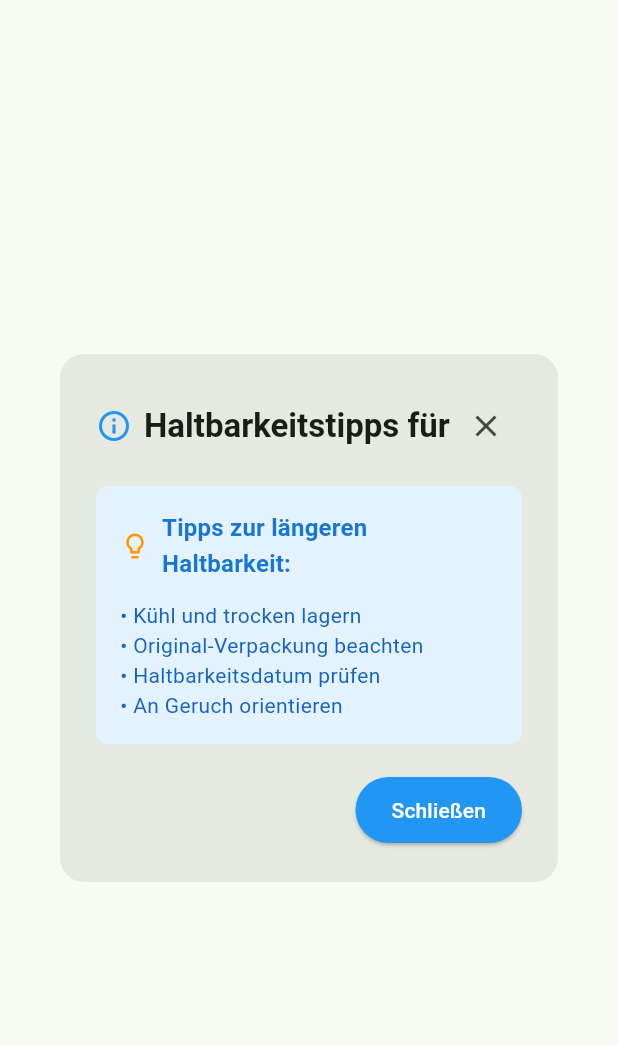
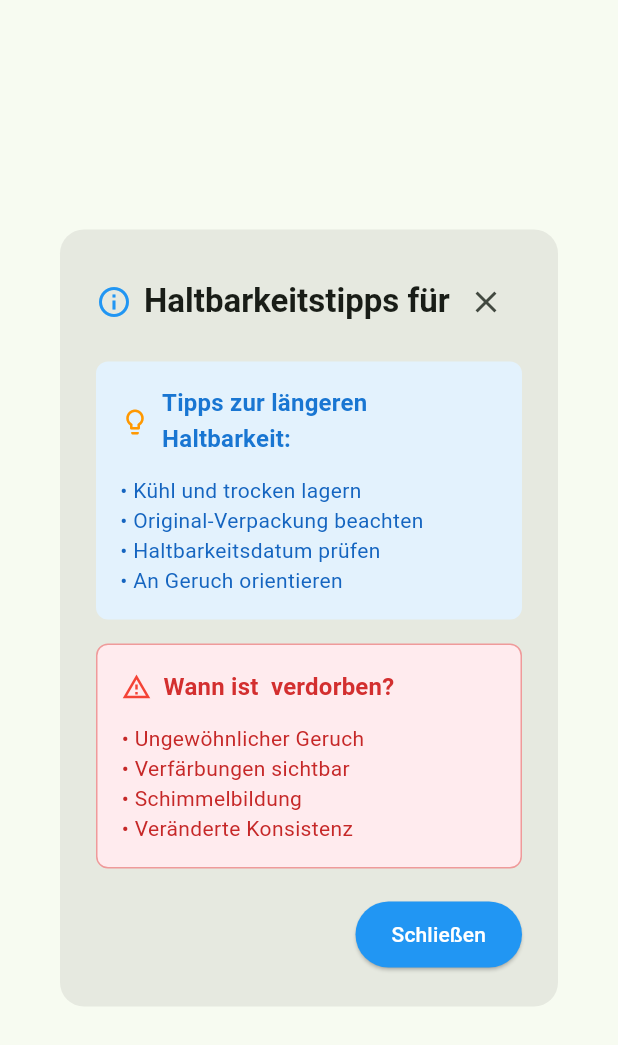
Before and after one commit to Soulbrot1/essensretter, a Flutter app: the FoodTipsDialog widget shown alone on an empty page, opened directly with empty values, on a phone screen of 412 x 824 dp. Shown: the top 1045 px of the screen. Run offline on Flutter 3.47's test engine with Material 3 defaults, Android fonts, the phone set to English and light mode, and no system bars; our stand-ins replace dartz, equatable, flutter_bloc, flutter_dotenv, get_it, permission_handler and 2 more; accounts and stored records are empty; network calls fail.

Commit message:
verdorbenheitsinfos

```diff
--- a/lib/features/food_tracking/data/datasources/food_tips_service.dart
+++ b/lib/features/food_tracking/data/datasources/food_tips_service.dart
@@ -5,6 +5,7 @@ import 'package:http/http.dart' as http;
 
 abstract class FoodTipsService {
   Future<String> getFoodStorageTips(String foodName);
+  Future<String> getSpoilageIndicators(String foodName);
 }
 
 class OpenAIFoodTipsService implements FoodTipsService {
@@ -106,4 +107,98 @@ Antworte NUR mit 4 Bullet Points für "$foodName":
       return '• Kühl und trocken lagern\n• Original-Verpackung beachten\n• Haltbarkeitsdatum prüfen\n• An Geruch orientieren';
     }
   }
+
+  @override
+  Future<String> getSpoilageIndicators(String foodName) async {
+    if (_apiKey.isEmpty) {
+      debugPrint('OpenAI API Key nicht gefunden, verwende Standard-Hinweise');
+      return _getDefaultSpoilageIndicators(foodName);
+    }
+
+    try {
+      final prompt = '''
+Gib 4 kurze, präzise Hinweise zur Erkennung von verdorbenem "$foodName" auf Deutsch.
+
+Format: Nur • + kurzer Stichpunkt (max. 6 Wörter)
+Fokus: Geruch, Aussehen, Konsistenz, Geschmack
+
+Beispiele:
+• Säuerlicher oder fauliger Geruch
+• Schimmelbildung sichtbar
+• Verfärbung der Oberfläche
+• Schmierige Konsistenz
+
+Antworte NUR mit 4 Bullet Points für verdorbenes "$foodName":
+''';
+
+      final response = await http.post(
+        Uri.parse('https://api.openai.com/v1/chat/completions'),
+        headers: {
+          'Authorization': 'Bearer $_apiKey',
+          'Content-Type': 'application/json',
+        },
+        body: json.encode({
+          'model': 'gpt-4o-mini',
+          'messages': [
+            {
+              'role': 'user',
+              'content': prompt,
+            }
+          ],
+          'temperature': 0.1,
+          'max_tokens': 150,
+        }),
+      );
+
+      if (response.statusCode != 200) {
+        debugPrint('OpenAI API Fehler: ${response.statusCode} - ${response.body}');
+        return _getDefaultSpoilageIndicators(foodName);
+      }
+
+      final responseBody = json.decode(response.body);
+      final content = responseBody['choices'][0]['message']['content'] as String;
+
+      // Bereinige die Antwort
+      final cleanedContent = content.trim();
+
+      if (cleanedContent.contains('•')) {
+        return cleanedContent;
+      } else {
+        final lines = cleanedContent.split('\n')
+            .where((line) => line.trim().isNotEmpty)
+            .take(4);
+        return lines.map((line) => '• ${line.trim()}').join('\n');
+      }
+
+    } catch (e) {
+      debugPrint('Fehler beim Abrufen der Verderbnis-Hinweise: $e');
+      return _getDefaultSpoilageIndicators(foodName);
+    }
+  }
+
+  String _getDefaultSpoilageIndicators(String foodName) {
+    final name = foodName.toLowerCase();
+
+    if (name.contains('apfel') || name.contains('äpfel')) {
+      return '• Braune, weiche Stellen\n• Fauliger Geruch\n• Runzelige Haut\n• Schimmelbildung am Stiel';
+    } else if (name.contains('brot')) {
+      return '• Grüner oder weißer Schimmel\n• Säuerlicher Geruch\n• Harte, trockene Konsistenz\n• Verfärbungen sichtbar';
+    } else if (name.contains('milch')) {
+      return '• Säuerlicher Geruch\n• Klumpige Konsistenz\n• Gelbliche Verfärbung\n• Säuerlicher Geschmack';
+    } else if (name.contains('banane')) {
+      return '• Schwarze, matschige Stellen\n• Alkoholischer Geruch\n• Flüssigkeit tritt aus\n• Schimmel am Stielansatz';
+    } else if (name.contains('tomate')) {
+      return '• Weiche, matschige Stellen\n• Schimmelbildung\n• Säuerlicher Geruch\n• Runzelige Haut';
+    } else if (name.contains('salat') || name.contains('kopfsalat')) {
+      return '• Braune, schleimige Blätter\n• Fauliger Geruch\n• Welke Konsistenz\n• Dunkle Verfärbungen';
+    } else if (name.contains('kartoffel')) {
+      return '• Grüne Verfärbung\n• Weiche, faulige Stellen\n• Süßlicher Geruch\n• Austriebe vorhanden';
+    } else if (name.contains('fleisch') || name.contains('wurst')) {
+      return '• Grau-grüne Verfärbung\n• Säuerlicher Geruch\n• Schmierige Oberfläche\n• Unangenehmer Geschmack';
+    } else if (name.contains('käse')) {
+      return '• Ungewöhnlicher Schimmel\n• Ammoniakgeruch\n• Schmierige Konsistenz\n• Bitterer Geschmack';
+    } else {
+      return '• Ungewöhnlicher Geruch\n• Verfärbungen sichtbar\n• Schimmelbildung\n• Veränderte Konsistenz';
+    }
+  }
 }
--- a/lib/features/food_tracking/presentation/widgets/food_tips_dialog.dart
+++ b/lib/features/food_tracking/presentation/widgets/food_tips_dialog.dart
@@ -17,6 +17,7 @@ class FoodTipsDialog extends StatefulWidget {
 class _FoodTipsDialogState extends State<FoodTipsDialog> {
   late final FoodTipsService _foodTipsService;
   String? _tips;
+  String? _spoilageIndicators;
   bool _isLoading = true;
 
   @override
@@ -29,9 +30,11 @@ class _FoodTipsDialogState extends State<FoodTipsDialog> {
   Future<void> _loadTips() async {
     try {
       final tips = await _foodTipsService.getFoodStorageTips(widget.foodName);
+      final spoilage = await _foodTipsService.getSpoilageIndicators(widget.foodName);
       if (mounted) {
         setState(() {
           _tips = tips;
+          _spoilageIndicators = spoilage;
           _isLoading = false;
         });
       }
@@ -127,6 +130,55 @@ class _FoodTipsDialogState extends State<FoodTipsDialog> {
                 ],
               ),
             ),
+            const SizedBox(height: 16),
+            // Verderbnis-Hinweise
+            Container(
+              padding: const EdgeInsets.all(16),
+              decoration: BoxDecoration(
+                color: Colors.red.shade50,
+                borderRadius: BorderRadius.circular(8),
+                border: Border.all(color: Colors.red.shade200),
+              ),
+              child: Column(
+                crossAxisAlignment: CrossAxisAlignment.start,
+                children: [
+                  Row(
+                    children: [
+                      const Icon(
+                        Icons.warning_amber_outlined,
+                        color: Colors.red,
+                        size: 20,
+                      ),
+                      const SizedBox(width: 8),
+                      Expanded(
+                        child: Text(
+                          'Wann ist ${widget.foodName} verdorben?',
+                          style: Theme.of(context).textTheme.titleMedium?.copyWith(
+                            color: Colors.red.shade700,
+                            fontWeight: FontWeight.w600,
+                          ),
+                        ),
+                      ),
+                    ],
+                  ),
+                  const SizedBox(height: 12),
+                  _isLoading
+                      ? const Padding(
+                          padding: EdgeInsets.symmetric(vertical: 16.0),
+                          child: Center(
+                            child: CircularProgressIndicator(),
+                          ),
+                        )
+                      : Text(
+                          _spoilageIndicators ?? _getDefaultSpoilageIndicators(widget.foodName),
+                          style: Theme.of(context).textTheme.bodyMedium?.copyWith(
+                            color: Colors.red.shade800,
+                            height: 1.4,
+                          ),
+                        ),
+                ],
+              ),
+            ),
             const SizedBox(height: 20),
             Align(
               alignment: Alignment.centerRight,
@@ -174,4 +226,30 @@ class _FoodTipsDialogState extends State<FoodTipsDialog> {
       return '• An einem kühlen, trockenen Ort lagern\n• Original-Verpackung beachten\n• Mindesthaltbarkeitsdatum prüfen\n• Bei Zweifeln an Geruch und Aussehen orientieren';
     }
   }
+
+  String _getDefaultSpoilageIndicators(String foodName) {
+    final name = foodName.toLowerCase();
+
+    if (name.contains('apfel') || name.contains('äpfel')) {
+      return '• Braune, weiche Stellen\n• Fauliger Geruch\n• Runzelige Haut\n• Schimmelbildung am Stiel';
+    } else if (name.contains('brot')) {
+      return '• Grüner oder weißer Schimmel\n• Säuerlicher Geruch\n• Harte, trockene Konsistenz\n• Verfärbungen sichtbar';
+    } else if (name.contains('milch')) {
+      return '• Säuerlicher Geruch\n• Klumpige Konsistenz\n• Gelbliche Verfärbung\n• Säuerlicher Geschmack';
+    } else if (name.contains('banane')) {
+      return '• Schwarze, matschige Stellen\n• Alkoholischer Geruch\n• Flüssigkeit tritt aus\n• Schimmel am Stielansatz';
+    } else if (name.contains('tomate')) {
+      return '• Weiche, matschige Stellen\n• Schimmelbildung\n• Säuerlicher Geruch\n• Runzelige Haut';
+    } else if (name.contains('salat') || name.contains('kopfsalat')) {
+      return '• Braune, schleimige Blätter\n• Fauliger Geruch\n• Welke Konsistenz\n• Dunkle Verfärbungen';
+    } else if (name.contains('kartoffel')) {
+      return '• Grüne Verfärbung\n• Weiche, faulige Stellen\n• Süßlicher Geruch\n• Austriebe vorhanden';
+    } else if (name.contains('fleisch') || name.contains('wurst')) {
+      return '• Grau-grüne Verfärbung\n• Säuerlicher Geruch\n• Schmierige Oberfläche\n• Unangenehmer Geschmack';
+    } else if (name.contains('käse')) {
+      return '• Ungewöhnlicher Schimmel\n• Ammoniakgeruch\n• Schmierige Konsistenz\n• Bitterer Geschmack';
+    } else {
+      return '• Ungewöhnlicher Geruch\n• Verfärbungen sichtbar\n• Schimmelbildung\n• Veränderte Konsistenz';
+    }
+  }
 }
```
